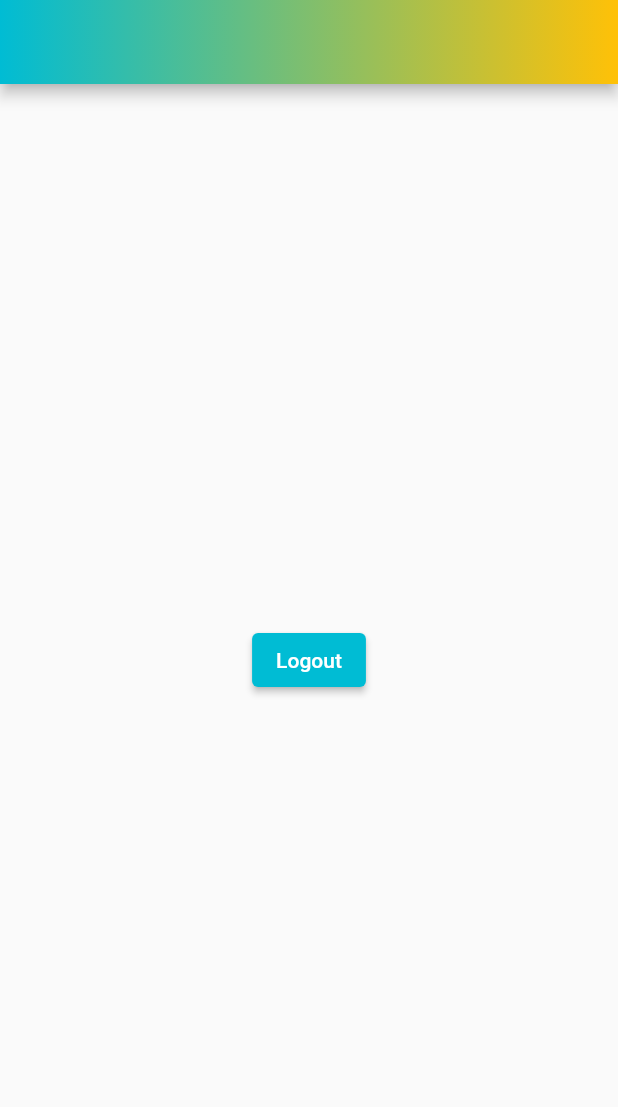
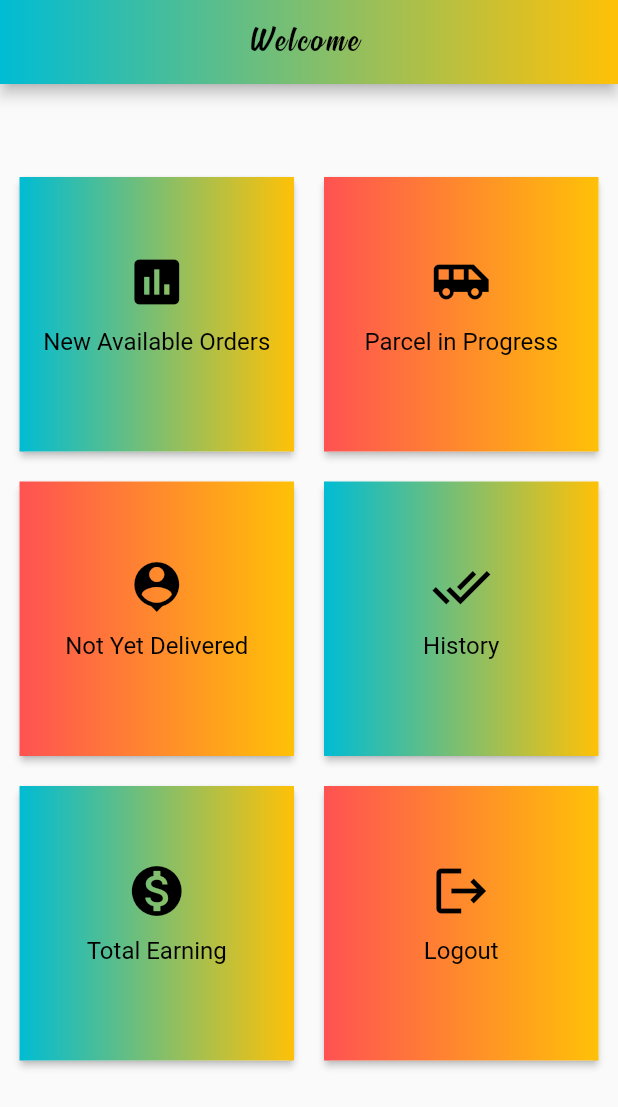
Before and after one commit to Ikpambese/Riders-App, a Flutter app: the HomeScreen screen opened directly, on a phone screen of 412 x 824 dp. Shown: the top 1107 px of the screen. Run offline on Flutter 3.47's test engine with Material 2 defaults, Android fonts, the phone set to English and light mode, and no system bars; our stand-ins replace cloud_firestore, firebase_auth, firebase_core, firebase_storage, geocoding, geolocator and 2 more; accounts and stored records are empty.

Commit message:
dash board layout complete

```diff
--- a/lib/screens/home_screen.dart
+++ b/lib/screens/home_screen.dart
@@ -10,6 +10,97 @@ class HomeScreen extends StatefulWidget {
 }
 
 class _HomeScreenState extends State<HomeScreen> {
+  Card makeDashboardItem(String title, IconData iconData, int index) {
+    return Card(
+      elevation: 2,
+      margin: EdgeInsets.all(10),
+      child: Container(
+        decoration: index == 0 || index == 3 || index == 4
+            ? const BoxDecoration(
+                gradient: LinearGradient(
+                  colors: [
+                    Colors.cyan,
+                    Colors.amber,
+                  ],
+                  begin: FractionalOffset(0.0, 0.0),
+                  end: FractionalOffset(1.0, 0.0),
+                  stops: [0.0, 1.0],
+                  tileMode: TileMode.clamp,
+                ),
+              )
+            : const BoxDecoration(
+                gradient: LinearGradient(
+                  colors: [
+                    Colors.redAccent,
+                    Colors.amber,
+                  ],
+                  begin: FractionalOffset(0.0, 0.0),
+                  end: FractionalOffset(1.0, 0.0),
+                  stops: [0.0, 1.0],
+                  tileMode: TileMode.clamp,
+                ),
+              ),
+        child: InkWell(
+          onTap: () {
+            if (index == 0) {
+              // new available order
+
+            }
+            if (index == 1) {
+              // perc
+            }
+            if (index == 2) {
+              // new order
+            }
+            if (index == 3) {
+              // history
+            }
+            if (index == 4) {
+              // total earnings
+            }
+            if (index == 5) {
+              // log out
+
+              firebaseAuth.signOut().then((value) {
+                Navigator.push(
+                  context,
+                  MaterialPageRoute(
+                    builder: (context) => const AuthScreen(),
+                  ),
+                );
+              });
+            }
+          },
+          child: Column(
+            crossAxisAlignment: CrossAxisAlignment.stretch,
+            mainAxisSize: MainAxisSize.min,
+            verticalDirection: VerticalDirection.down,
+            children: [
+              const SizedBox(height: 50.0),
+              Center(
+                child: Icon(
+                  iconData,
+                  size: 40,
+                  color: Colors.black,
+                ),
+              ),
+              const SizedBox(height: 10.0),
+              Center(
+                child: Text(
+                  title,
+                  style: const TextStyle(
+                    fontSize: 16,
+                    color: Colors.black,
+                  ),
+                ),
+              )
+            ],
+          ),
+        ),
+      ),
+    );
+  }
+
   @override
   Widget build(BuildContext context) {
     return Scaffold(
@@ -29,25 +120,29 @@ class _HomeScreenState extends State<HomeScreen> {
           ),
         ),
         title: Text(
-          sharedPreferences!.getString('name')!,
+          'Welcome ' + sharedPreferences!.getString('name')!,
+          style: const TextStyle(
+              fontSize: 25,
+              color: Colors.black,
+              fontFamily: 'Signatra',
+              letterSpacing: 2),
         ),
         centerTitle: true,
         automaticallyImplyLeading: false,
       ),
-      body: Center(
-        child: ElevatedButton(
-          style: ElevatedButton.styleFrom(backgroundColor: Colors.cyan),
-          onPressed: (() {
-            firebaseAuth.signOut().then((value) => {
-                  Navigator.push(
-                    context,
-                    MaterialPageRoute(
-                      builder: (c) => const AuthScreen(),
-                    ),
-                  )
-                });
-          }),
-          child: const Text('Logout'),
+      body: Container(
+        padding: const EdgeInsets.symmetric(vertical: 50, horizontal: 1),
+        child: GridView.count(
+          crossAxisCount: 2,
+          padding: const EdgeInsets.all(2),
+          children: [
+            makeDashboardItem('New Available Orders', Icons.assessment, 0),
+            makeDashboardItem('Parcel in Progress', Icons.airport_shuttle, 1),
+            makeDashboardItem('Not Yet Delivered', Icons.location_history, 2),
+            makeDashboardItem('History', Icons.done_all, 3),
+            makeDashboardItem('Total Earning', Icons.monetization_on, 4),
+            makeDashboardItem('Logout', Icons.logout, 5),
+          ],
         ),
       ),
     );
```
Also changed, not shown: 1 other file.
